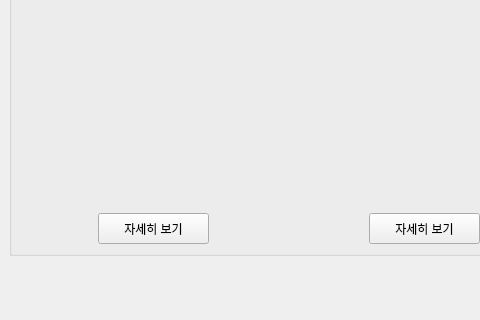
Qt form Page_Gui_Test.ui (loisRK/gp_team) before a commit; both pictures show x 0 to 480 and y 454 to 774 of the 841 by 774 pixel window.
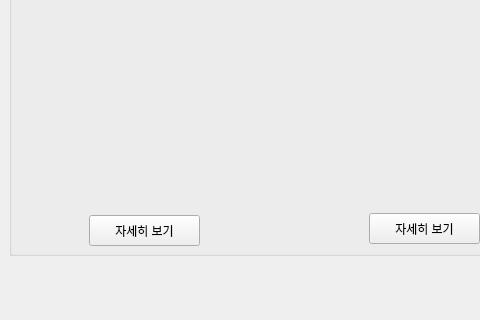
The same form after that commit.

What changed in the file:
```diff
--- a/Page_Gui_Test.ui
+++ b/Page_Gui_Test.ui
@@ -274,8 +274,8 @@
     <widget class="QPushButton" name="Positive_Review_Image_Detail">
      <property name="geometry">
       <rect>
-       <x>89</x>
-       <y>278</y>
+       <x>80</x>
+       <y>280</y>
        <width>111</width>
        <height>31</height>
       </rect>
```
Left out of the diff: 12 changed lines with no effect on the pictures.
